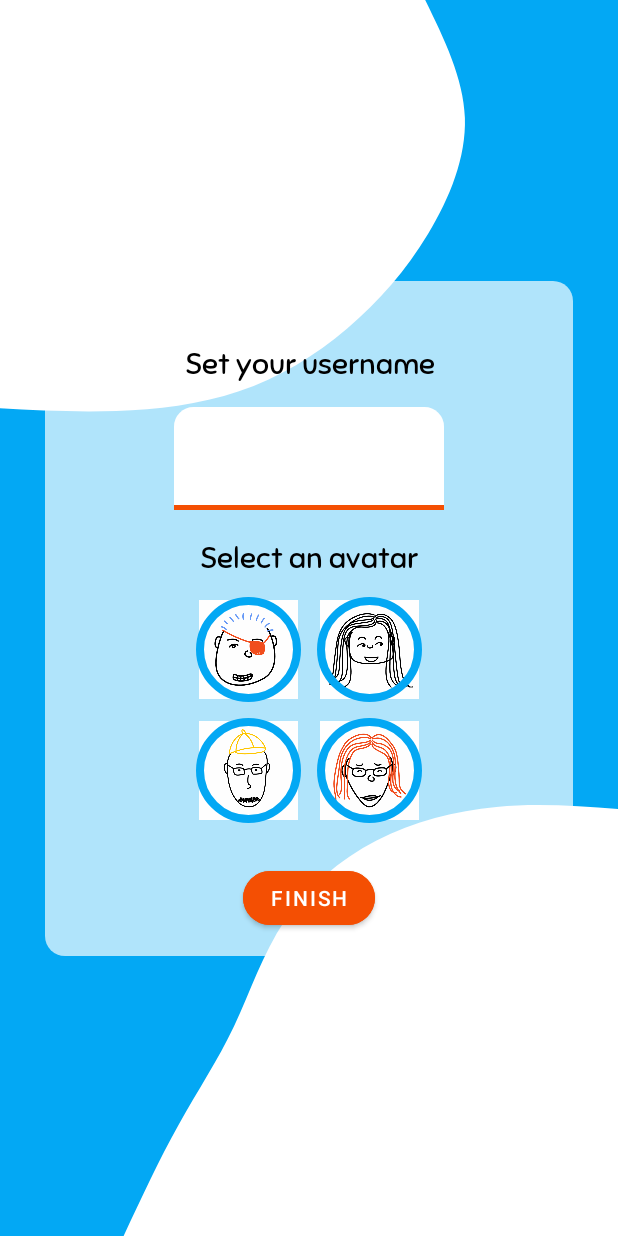
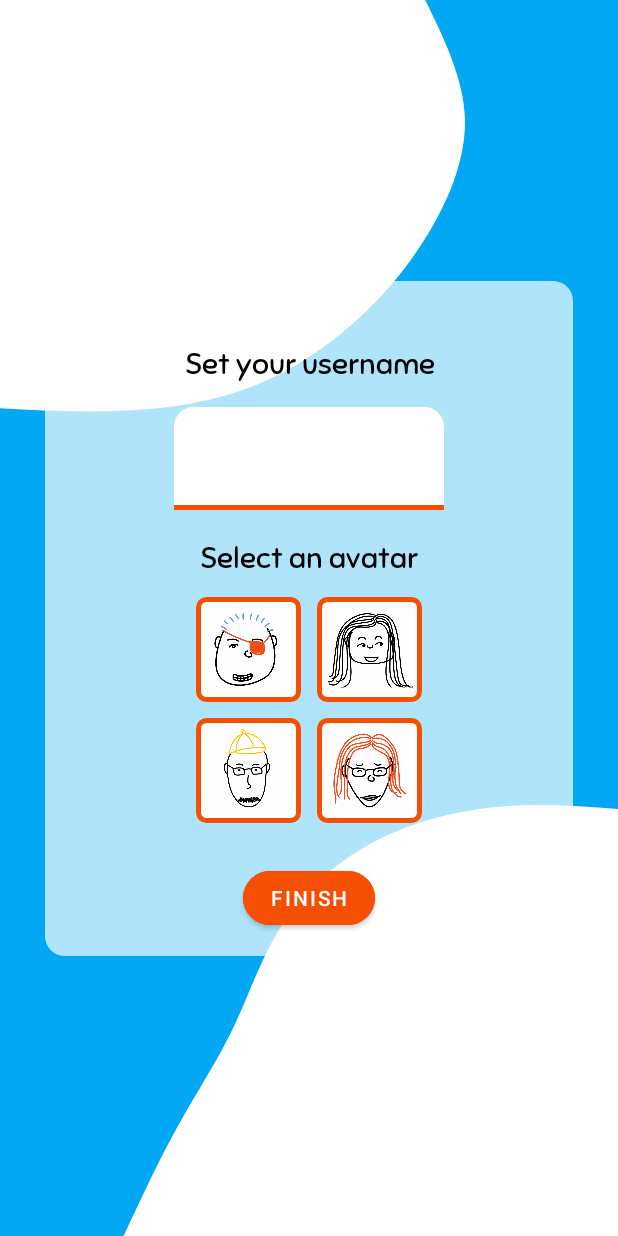
Before and after one commit to LoukasPap/Greek-History-Quizz-App, an Android app: the CreateProfileActivity screen opened directly, with no data from a screen before it, on a phone screen of 412 x 824 dp. Run offline under Robolectric (Android 15) with nearby library versions, the phone set to English and light mode, and no system bars; our stand-ins replace Firebase (no records; nobody signed in at launch, a user with empty details on screens opened directly).

Commit message:
Delete activity_menu.xml and its layout, and do some minor UI corrections

```diff
--- /dev/null
+++ b/app/src/main/res/drawable/rectangle_stroke.xml
@@ -0,0 +1,10 @@
+<?xml version="1.0" encoding="utf-8"?>
+<shape xmlns:android="http://schemas.android.com/apk/res/android"
+    android:shape="rectangle">
+
+    <solid android:color="@android:color/transparent"/>
+    <stroke android:width="3dp"
+        android:color="@color/complementary"
+        />
+    <corners android:radius="5dp"/>
+</shape>
--- a/app/src/main/res/layout/activity_register.xml
+++ b/app/src/main/res/layout/activity_register.xml
@@ -4,7 +4,7 @@
     xmlns:tools="http://schemas.android.com/tools"
     android:layout_width="match_parent"
     android:layout_height="match_parent"
-    android:background="@color/greek_blue"
+    android:background="@color/primary"
     tools:context=".RegisterActivity">
 
     <androidx.coordinatorlayout.widget.CoordinatorLayout
@@ -27,7 +27,7 @@
 
             android:src="@drawable/ic_down_arrow"
 
-            app:tint="@color/greek_blue"
+            app:tint="@color/primary"
             app:backgroundTint="@color/white"
             android:outlineSpotShadowColor="@android:color/transparent"
             android:outlineAmbientShadowColor="@android:color/transparent"
@@ -160,7 +160,7 @@
 
         android:text="Sign up"
         android:fontFamily="@font/rubik"
-        android:textColor="@color/greek_blue"
+        android:textColor="@color/primary"
         android:textSize="20sp"
         android:textAllCaps="false"
         android:backgroundTint="@color/white"
--- a/app/src/main/res/layout/item_avatar.xml
+++ b/app/src/main/res/layout/item_avatar.xml
@@ -13,7 +13,7 @@
         android:layout_height="70dp"
         android:contentDescription="item_image"
 
-        android:foreground="@drawable/oval_stroke"
+        android:foreground="@drawable/rectangle_stroke"
         android:scaleType="centerCrop"
         android:padding="2dp"
         android:src="@mipmap/ic_launcher"
```
Also changed, not shown: app/src/main/java/com/example/quapp/MenuActivity.kt (deleted, +0 -55 lines), app/src/main/res/layout/activity_menu.xml (deleted, +0 -40 lines).
